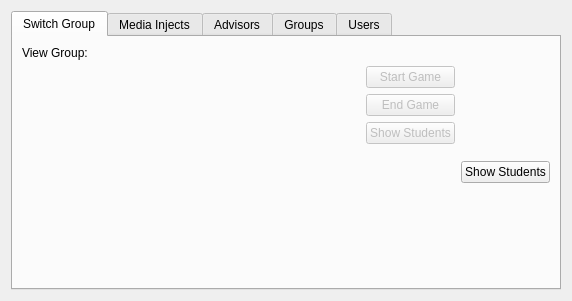
Old version of the form ui/EditScenarioForm.ui in the repository dmzdev/stance.
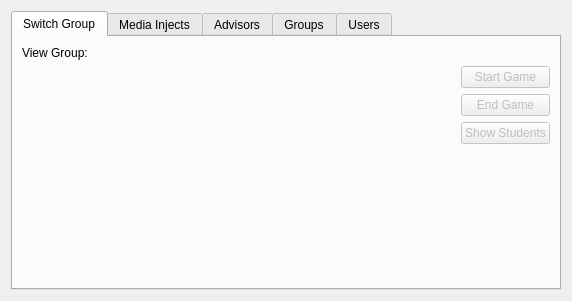
New version of the form.

```diff
--- a/ui/EditScenarioForm.ui
+++ b/ui/EditScenarioForm.ui
@@ -109,13 +109,6 @@
            </item>
           </layout>
          </item>
-         <item>
-          <widget class="QPushButton" name="showStudentsButton">
-           <property name="text">
-            <string>Show Students</string>
-           </property>
-          </widget>
-         </item>
         </layout>
        </item>
       </layout>
```
